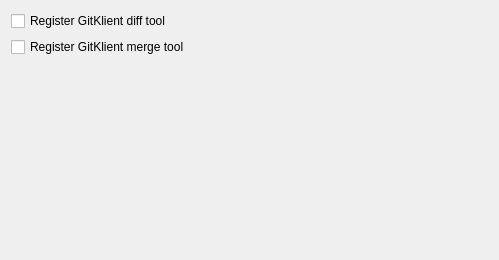
First picture: the form in src/gui/settings/settingspagegit.ui, repository KDE/kommit, before the edit.
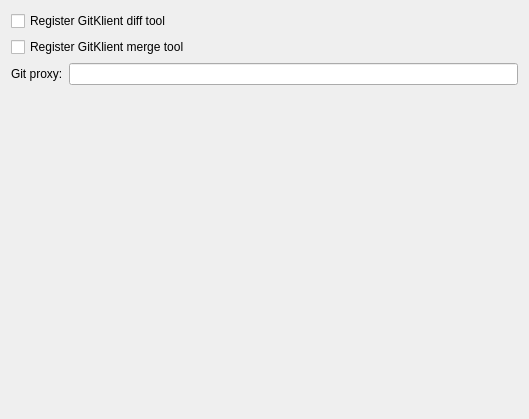
Second picture: the form after the edit.

Commit message: Add git proxy to config page

What changed in the file:
```diff
--- a/src/gui/settings/settingspagegit.ui
+++ b/src/gui/settings/settingspagegit.ui
@@ -6,8 +6,8 @@
    <rect>
     <x>0</x>
     <y>0</y>
-    <width>499</width>
-    <height>260</height>
+    <width>529</width>
+    <height>419</height>
    </rect>
   </property>
   <layout class="QVBoxLayout" name="verticalLayout_2">
@@ -29,6 +29,20 @@
      </item>
     </layout>
    </item>
+   <item>
+    <layout class="QFormLayout" name="formLayout">
+     <item row="0" column="0">
+      <widget class="QLabel" name="label">
+       <property name="text">
+        <string>Git proxy:</string>
+       </property>
+      </widget>
+     </item>
+     <item row="0" column="1">
+      <widget class="QLineEdit" name="lineEditGitProxy"/>
+     </item>
+    </layout>
+   </item>
    <item>
     <spacer name="verticalSpacer">
      <property name="orientation">
```
The commit also changes 1 other file.
